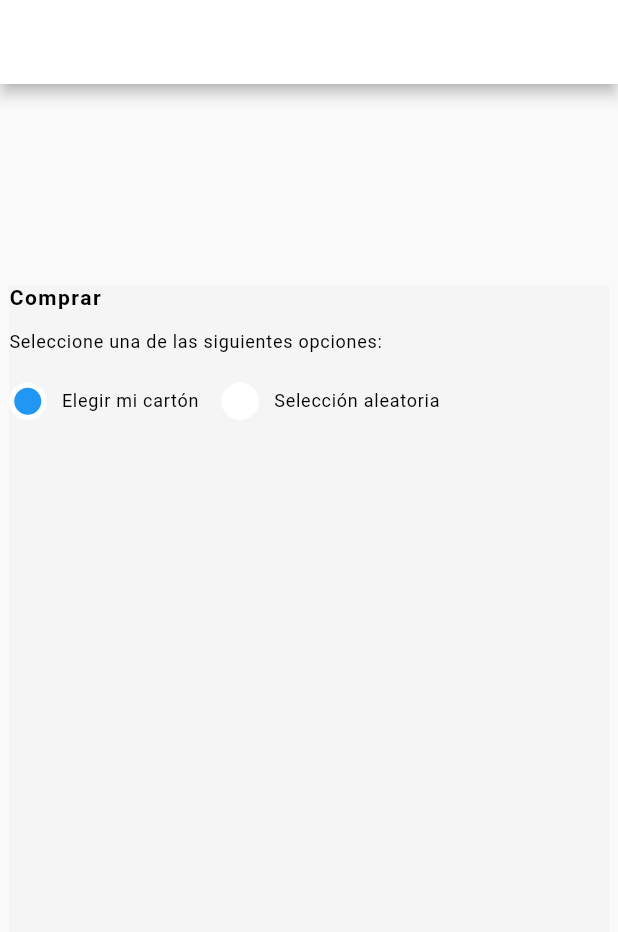
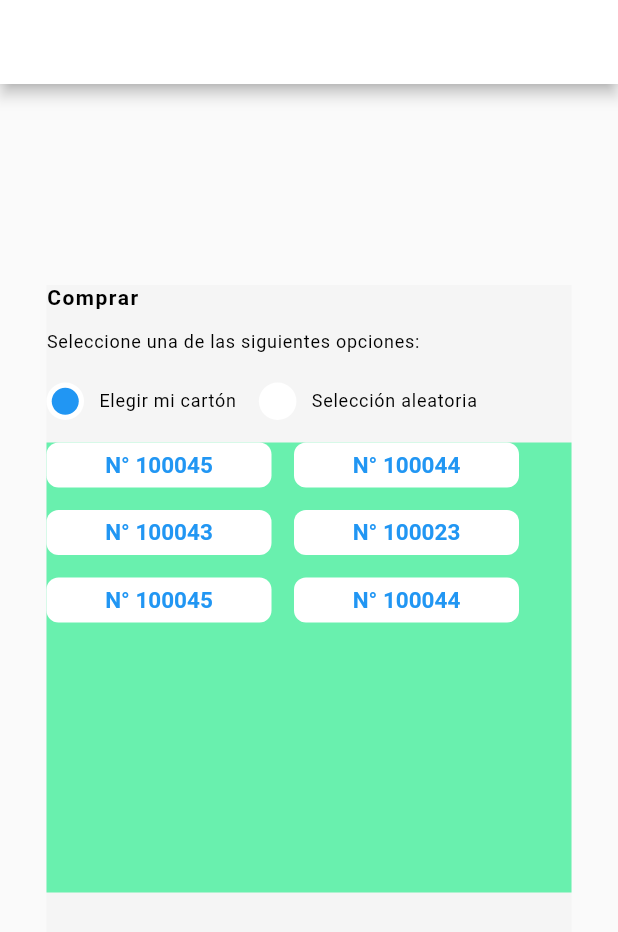
Before and after one commit to SofiaGabriela/BingoCarton, a Flutter app: the screen it shows after launch, on a phone screen of 412 x 824 dp. Shown: the top 932 px of the screen. Run offline on Flutter 3.47's test engine with Material 2 defaults, Android fonts, the phone set to English and light mode, and no system bars.

Commit message:
bingo Button

```diff
--- a/lib/bingo_selector.dart
+++ b/lib/bingo_selector.dart
@@ -3,8 +3,9 @@ import 'package:flutter/material.dart';
 class BingoModel{
   int id;
   int number;
+  bool? itsPressed;
 
-  BingoModel(this.id, this.number);
+  BingoModel({required this.id, required this.number,this.itsPressed = false});
 
   int get gedId => id;
   int get getNumber => number;
@@ -16,20 +17,41 @@ enum Options {
 }
 
 class BingoCarton extends StatefulWidget {
-  const BingoCarton({Key? key}) : super(key: key);
+  List<BingoModel> list;
+  Color? color;
+  BingoCarton({Key? key,required this.list, this.color = Colors.blue}) : super(key: key);
+
 
   @override
   State<BingoCarton> createState() => _BingoCartonState();
 }
 
 class _BingoCartonState extends State<BingoCarton> {
-  // bool selected = true;
+
   Options currentOption = Options.onSelected;
+  List<Widget> bingoCards = [];
+  List<int> selectedBingos = [];
+  ScrollController scrollController = ScrollController();
+
+  void addBingo(BingoModel bingo){
+    setState(() {
+      selectedBingos.add(bingo.id);
+    });
+  }
+
+  @override
+  void initState() {
+    widget.list.forEach((element) {
+      bingoCards.add(_bingoButton(element));
+    });
+    super.initState();
+  }
+
 
   @override
   Widget build(BuildContext context) {
     return Container(
-      width: 400,
+      width: 350,
       height: 500,
       color: const Color(0xffF5F5F5),
       child: Column(
@@ -46,7 +68,9 @@ class _BingoCartonState extends State<BingoCarton> {
             _optionButtons('Elegir mi cartón', Options.onSelected),
             const SizedBox(width: 15,),
             _optionButtons('Selección aleatoria', Options.notSelected),
-        ],)
+        ],),
+          const SizedBox(height: 15,),
+          _bingoCardList()
         ]
       ),
     );
@@ -75,4 +99,60 @@ class _BingoCartonState extends State<BingoCarton> {
         Text(text, style: const TextStyle(color: Colors.black, fontSize: 12, fontWeight: FontWeight.normal, letterSpacing: 0.5))
       ],),);
   }
+
+  _bingoCardList(){
+    return Container(
+      width: 350,
+      height: 300,
+      color: Colors.greenAccent,
+      child: RawScrollbar(
+        thickness: 5,
+        controller: scrollController,
+        thumbColor: Colors.blueAccent,
+        radius: Radius.circular(5),
+        child: Theme(
+          data:ThemeData(
+            scrollbarTheme: const ScrollbarThemeData(
+              //thickness: MaterialStatePropertyAll(4),
+              //thumbVisibility: MaterialStatePropertyAll(false),
+            ),
+          ),
+          child: SingleChildScrollView(
+            controller: scrollController,
+            child: Wrap(
+              direction: Axis.horizontal,
+              spacing: 15,
+              runSpacing: 15,
+              children: bingoCards,
+            ),
+          ),
+        ),
+      ),
+    );
+  }
+
+  Widget _bingoButton(BingoModel bingo){
+    bool isSelected = false;
+
+    return InkWell(
+      onTap: (){
+        addBingo(bingo);
+        isSelected = selectedBingos.contains(bingo.id);
+        print(isSelected);
+        print(selectedBingos);},
+      child: Container(
+        width: 150,
+        height: 30,
+        decoration: BoxDecoration(
+          borderRadius: BorderRadius.circular(8),
+          color: isSelected ? widget.color : Colors.white ,
+        ),
+        child: Center(
+          child: Text( 'N° ' + bingo.number.toString(),
+            style: TextStyle(color: isSelected ? Colors.white : widget.color,
+                fontWeight: FontWeight.bold, fontSize: 15),),
+        ),
+      ),
+    );
+  }
 }
--- a/lib/main.dart
+++ b/lib/main.dart
@@ -30,8 +30,17 @@ class _TestMainState extends State<TestMain> {
   Widget build(BuildContext context) {
     return Scaffold(
       appBar: AppBar(backgroundColor: Colors.white,),
-      body: const Center(child: BingoCarton()),
-
+      body: Center(child: BingoCarton(
+        list: [
+          BingoModel(id: 1, number: 100045),
+          BingoModel(id: 2, number: 100044),
+          BingoModel(id: 4, number: 100043),
+          BingoModel(id: 4, number: 100023),
+          BingoModel(id: 5, number: 100045),
+          BingoModel(id: 5, number: 100044),
+          ],
+      )
+      ),
     );
   }
 }
```
